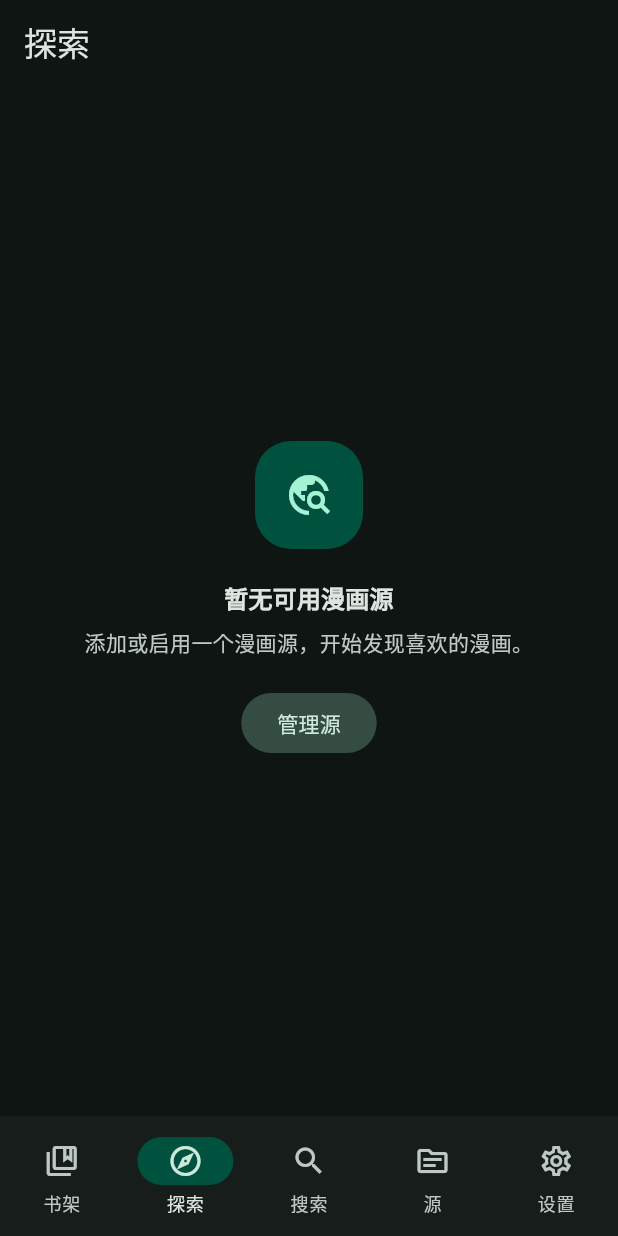
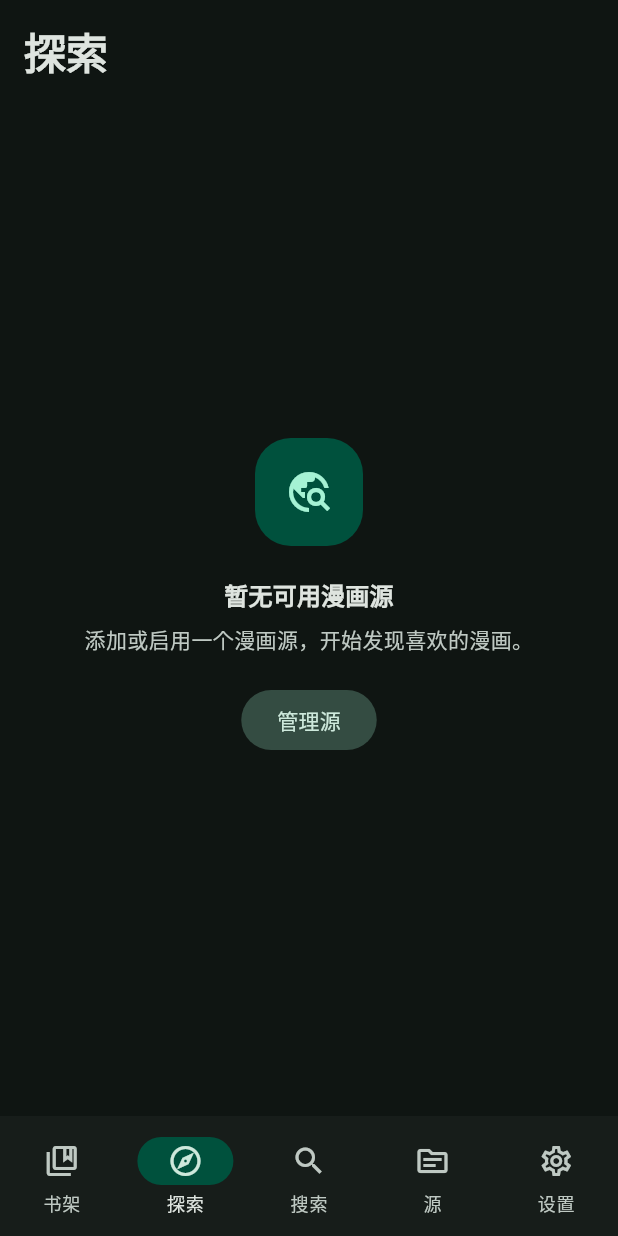
Before and after one commit to ahov520/comic-forge, a Flutter app: the screen it shows after launch, item 2 of the bottom bar chosen, on a phone screen of 412 x 824 dp. Run offline on Flutter 3.47's test engine with Material 3 defaults, Android fonts, the phone set to English and light mode, and no system bars; our stand-ins replace cached_network_image, file_picker, shared_preferences; missing offline and left inert: flutter_js; statements that could not run were skipped.

Commit message:
feat(ui): 探索页大标题与下拉刷新
去掉 AppBar，页头对齐书架/源/设置的大标题；源选择条更紧凑；
分类结果/空态/失败均可下拉刷新且不闪骨架。

Co-authored-by: ahov520 <ahov520@users.noreply.github.com>

```diff
--- a/app/lib/ui/shelf_explore_screens.dart
+++ b/app/lib/ui/shelf_explore_screens.dart
@@ -279,6 +279,23 @@ class _ExploreScreenState extends State<ExploreScreen> {
     context,
   ).push(MaterialPageRoute(builder: (_) => SearchScreen(state: widget.state)));
 
+  /// 下拉刷新当前分类：保留旧结果直到新数据到达（不闪骨架）。
+  Future<void> _refreshCurrent() async {
+    final entry = _entry;
+    final source = _source;
+    if (entry == null || source == null) return;
+    final future = _fetchEntry(source, entry.$2);
+    future.ignore();
+    try {
+      final page = await future;
+      if (!mounted || !identical(_entry, entry)) return;
+      setState(() => _future = Future<Paged<Book>>.value(page));
+    } catch (e) {
+      if (!mounted || !identical(_entry, entry)) return;
+      setState(() => _future = Future<Paged<Book>>.error(e));
+    }
+  }
+
   @override
   Widget build(BuildContext context) {
     final scheme = Theme.of(context).colorScheme;
@@ -287,20 +304,33 @@ class _ExploreScreenState extends State<ExploreScreen> {
     final entries = source == null
         ? const <(String, String)>[]
         : SourceService.instance.runtimeFor(source).exploreEntries();
-    return Scaffold(
-      appBar: AppBar(title: const Text('探索')),
-      body: source == null
-          ? EmptyStateView(
+    return SafeArea(
+      bottom: false,
+      child: Column(
+        crossAxisAlignment: CrossAxisAlignment.stretch,
+        children: [
+          Padding(
+            padding: const EdgeInsets.fromLTRB(16, 16, 16, 0),
+            child: Text(
+              '探索',
+              style: Theme.of(context).textTheme.headlineMedium?.copyWith(
+                fontWeight: FontWeight.w700,
+              ),
+            ),
+          ),
+          if (source == null)
+            Expanded(
+              child: EmptyStateView(
                 icon: Icons.travel_explore,
                 title: '暂无可用漫画源',
                 message: '添加或启用一个漫画源，开始发现喜欢的漫画。',
                 actionLabel: '管理源',
                 onAction: _openSources,
+              ),
             )
-          : Column(
-              children: [
+          else ...[
             Padding(
-                  padding: const EdgeInsets.fromLTRB(16, 12, 16, 12),
+              padding: const EdgeInsets.fromLTRB(16, 12, 16, 8),
               child: DropdownButtonFormField<String>(
                 key: ValueKey(source.id),
                 initialValue: source.id,
@@ -311,12 +341,14 @@ class _ExploreScreenState extends State<ExploreScreen> {
                   prefixIcon: const Icon(Icons.public),
                   filled: true,
                   fillColor: scheme.surfaceContainerLow,
+                  isDense: true,
+                  contentPadding: const EdgeInsets.fromLTRB(12, 10, 12, 10),
                   border: OutlineInputBorder(
-                        borderRadius: BorderRadius.circular(16),
+                    borderRadius: BorderRadius.circular(12),
                     borderSide: BorderSide.none,
                   ),
                 ),
-                    borderRadius: BorderRadius.circular(16),
+                borderRadius: BorderRadius.circular(12),
                 items: enabled.map((s) {
                   final name = s.name.trim().isEmpty ? s.id : s.name;
                   return DropdownMenuItem(
@@ -358,8 +390,7 @@ class _ExploreScreenState extends State<ExploreScreen> {
                                 label: ConstrainedBox(
                                   constraints: BoxConstraints(
                                     maxWidth:
-                                            MediaQuery.sizeOf(context).width *
-                                            0.7,
+                                        MediaQuery.sizeOf(context).width * 0.7,
                                   ),
                                   child: Text(
                                     entry.$1,
@@ -378,6 +409,20 @@ class _ExploreScreenState extends State<ExploreScreen> {
                 ),
               ),
             Expanded(child: _content(entries)),
+          ],
+        ],
+      ),
+    );
+  }
+
+  Widget _refreshable({required Key key, required Widget child}) {
+    return RefreshIndicator(
+      key: key,
+      onRefresh: _refreshCurrent,
+      child: CustomScrollView(
+        physics: const AlwaysScrollableScrollPhysics(),
+        slivers: [
+          SliverFillRemaining(hasScrollBody: false, child: child),
         ],
       ),
     );
@@ -410,33 +455,41 @@ class _ExploreScreenState extends State<ExploreScreen> {
         if (snapshot.connectionState != ConnectionState.done) {
           content = const BookListSkeleton(key: ValueKey('loading'));
         } else if (snapshot.hasError) {
-          content = EmptyStateView(
+          content = _refreshable(
             key: const ValueKey('error'),
+            child: EmptyStateView(
               icon: Icons.cloud_off_outlined,
               title: '暂时无法加载漫画',
               message: '检查网络后重试，或切换上方漫画源。',
               actionLabel: '重试',
               onAction: () => _loadEntry(entry),
+            ),
           );
         } else {
           final books = snapshot.data!.items;
           content = books.isEmpty
-              ? EmptyStateView(
+              ? _refreshable(
                   key: const ValueKey('empty'),
+                  child: EmptyStateView(
                     icon: Icons.auto_stories_outlined,
                     title: '这个分类还没有漫画',
                     message: '试试其他分类，或稍后重新加载。',
                     actionLabel: '重新加载',
                     onAction: () => _loadEntry(entry),
+                  ),
                 )
-              : ListView.builder(
+              : RefreshIndicator(
                   key: const ValueKey('results'),
+                  onRefresh: _refreshCurrent,
+                  child: ListView.builder(
+                    physics: const AlwaysScrollableScrollPhysics(),
                     padding: const EdgeInsets.only(top: 6, bottom: 12),
                     itemCount: books.length,
                     itemBuilder: (context, i) => BookTile(
                       key: ObjectKey(books[i]),
                       book: books[i],
                       state: widget.state,
+                    ),
                   ),
                 );
         }
```
Also changed, not shown: 1 other file. Lines whose indentation alone changed are shown as unchanged.
